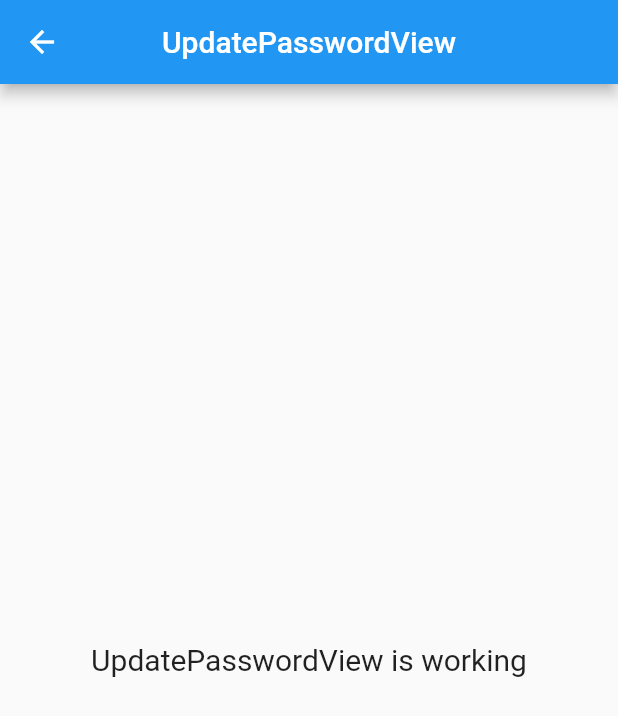
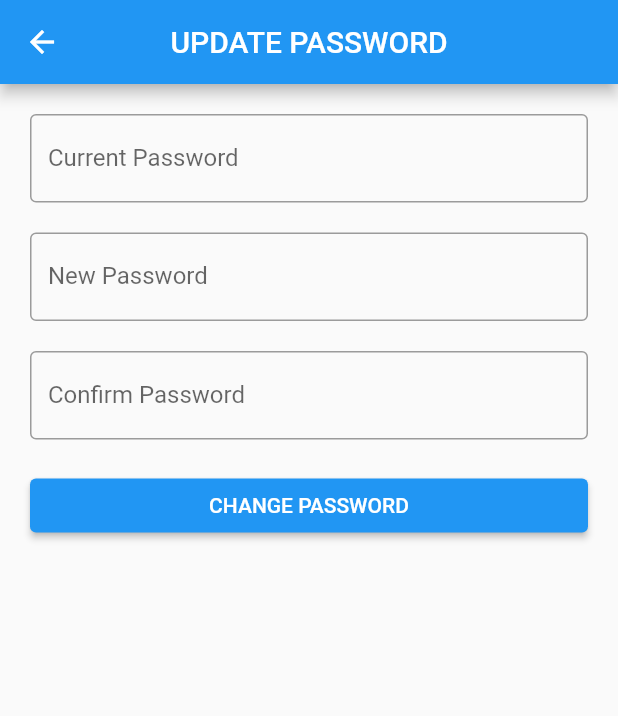
Before and after one commit to syafrialzulmi/flutter_presence4, a Flutter app: the UpdatePasswordView screen opened by its route, on a phone screen of 412 x 824 dp. Shown: the top 716 px of the screen. Run offline on Flutter 3.47's test engine with Material 2 defaults, Android fonts, the light colour scheme and no system bars; our stand-ins replace cloud_firestore, firebase_auth, firebase_core, firebase_storage, get; accounts and stored records are empty.

Commit message:
13 Update Password

```diff
--- a/lib/app/modules/update_password/controllers/update_password_controller.dart
+++ b/lib/app/modules/update_password/controllers/update_password_controller.dart
@@ -1,20 +1,53 @@
+import 'package:firebase_auth/firebase_auth.dart';
+import 'package:flutter/material.dart';
 import 'package:get/get.dart';
 
 class UpdatePasswordController extends GetxController {
-  //TODO: Implement UpdatePasswordController
+  RxBool isLoading = false.obs;
+  TextEditingController currentPassC = TextEditingController();
+  TextEditingController newPassC = TextEditingController();
+  TextEditingController confirmPassC = TextEditingController();
 
-  final count = 0.obs;
-  @override
-  void onInit() {
-    super.onInit();
+  FirebaseAuth auth = FirebaseAuth.instance;
+
+  void updatePassword() async {
+    if (currentPassC.text.isNotEmpty &&
+        newPassC.text.isNotEmpty &&
+        confirmPassC.text.isNotEmpty) {
+      isLoading.value = true;
+      if (newPassC.text == confirmPassC.text) {
+        try {
+          String email = auth.currentUser!.email!;
+          await auth.signInWithEmailAndPassword(
+              email: email, password: currentPassC.text);
+
+          await auth.currentUser!.updatePassword(newPassC.text);
+
+          await auth.signOut();
+
+          await auth.signInWithEmailAndPassword(
+              email: email, password: newPassC.text);
+
+          Get.back();
+
+          Get.snackbar("Berhasil", "Berhasil Update Password.");
+        } on FirebaseAuthException catch (e) {
+          if (e.code == 'wrong-password') {
+            Get.snackbar("Terjadi Kesalahan",
+                "Password yang dimasukkan salah. Tidak dapat update password.");
+          } else {
+            Get.snackbar("Terjadi Kesalahan", "${e.code.toLowerCase()}");
+          }
+        } finally {
+          isLoading.value = false;
+        }
+      } else {
+        isLoading.value = false;
+        Get.snackbar("Terjadi Kesalahan", "Confirm password tidak cocok.");
+      }
+    } else {
+      isLoading.value = false;
+      Get.snackbar("Terjadi Kesalahan", "Semua inputan wajib diisi.");
+    }
   }
-
-  @override
-  void onReady() {
-    super.onReady();
-  }
-
-  @override
-  void onClose() {}
-  void increment() => count.value++;
 }
--- a/lib/app/modules/update_password/views/update_password_view.dart
+++ b/lib/app/modules/update_password/views/update_password_view.dart
@@ -9,14 +9,61 @@ class UpdatePasswordView extends GetView<UpdatePasswordController> {
   Widget build(BuildContext context) {
     return Scaffold(
       appBar: AppBar(
-        title: Text('UpdatePasswordView'),
+        title: Text('UPDATE PASSWORD'),
         centerTitle: true,
       ),
-      body: Center(
-        child: Text(
-          'UpdatePasswordView is working',
-          style: TextStyle(fontSize: 20),
-        ),
+      body: ListView(
+        padding: EdgeInsets.all(20),
+        children: [
+          TextField(
+            autocorrect: false,
+            obscureText: true,
+            controller: controller.currentPassC,
+            decoration: InputDecoration(
+              labelText: "Current Password",
+              border: OutlineInputBorder(),
+            ),
+          ),
+          SizedBox(
+            height: 20,
+          ),
+          TextField(
+            autocorrect: false,
+            obscureText: true,
+            controller: controller.newPassC,
+            decoration: InputDecoration(
+              labelText: "New Password",
+              border: OutlineInputBorder(),
+            ),
+          ),
+          SizedBox(
+            height: 20,
+          ),
+          TextField(
+            autocorrect: false,
+            obscureText: true,
+            controller: controller.confirmPassC,
+            decoration: InputDecoration(
+              labelText: "Confirm Password",
+              border: OutlineInputBorder(),
+            ),
+          ),
+          SizedBox(
+            height: 20,
+          ),
+          Obx(
+            () => ElevatedButton(
+              onPressed: () {
+                if (controller.isLoading.isFalse) {
+                  controller.updatePassword();
+                }
+              },
+              child: Text(controller.isLoading.isFalse
+                  ? 'CHANGE PASSWORD'
+                  : 'LOADING...'),
+            ),
+          ),
+        ],
       ),
     );
   }
--- a/lib/app/modules/update_profile/controllers/update_profile_controller.dart
+++ b/lib/app/modules/update_profile/controllers/update_profile_controller.dart
@@ -20,8 +20,9 @@ class UpdateProfileController extends GetxController {
         await firestore.collection("pegawai").doc(uid).update({
           "nama": nameC.text,
         });
+
+        Get.back();
         Get.snackbar("Berhasil", "Berhasil update profile");
-        // Get.
       } catch (e) {
         Get.snackbar("Terjadi Kesalahan", "Tidak dapat update profile");
       } finally {
```
